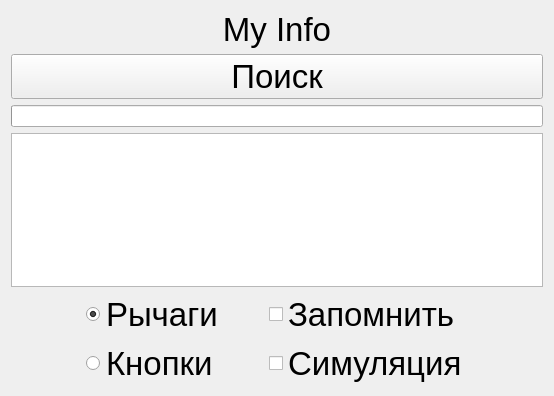
Qt form FindDevices.ui (GRomR1/CraneManipulator) before a commit.
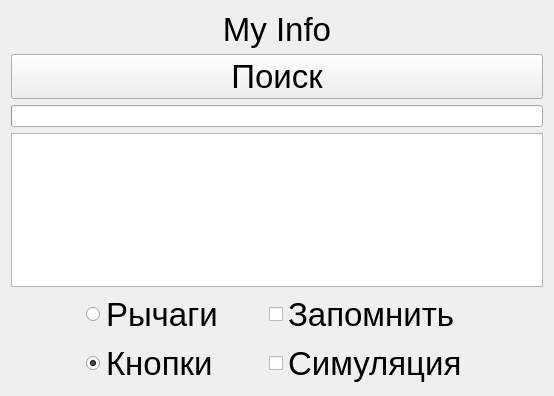
The same form after that commit.

The edit to the form file:
```diff
--- a/FindDevices.ui
+++ b/FindDevices.ui
@@ -88,7 +88,7 @@
           <string>Рычаги</string>
          </property>
          <property name="checked">
-          <bool>true</bool>
+          <bool>false</bool>
          </property>
         </widget>
        </item>
@@ -102,6 +102,9 @@
          <property name="text">
           <string>Кнопки</string>
          </property>
+         <property name="checked">
+          <bool>true</bool>
+         </property>
         </widget>
        </item>
        <item row="1" column="2">
```
